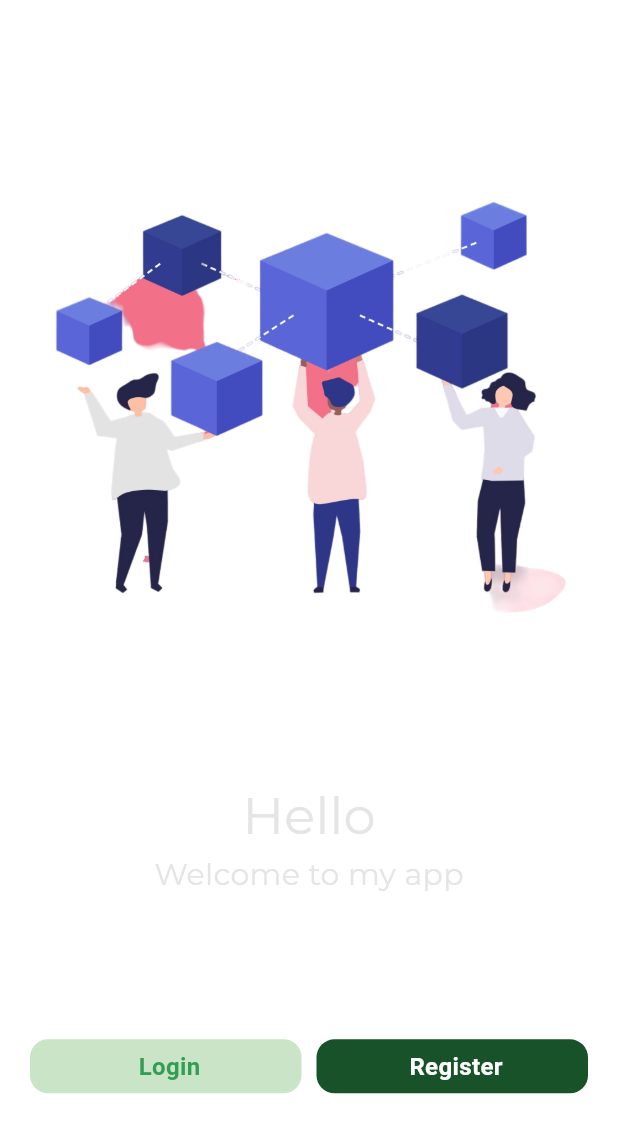
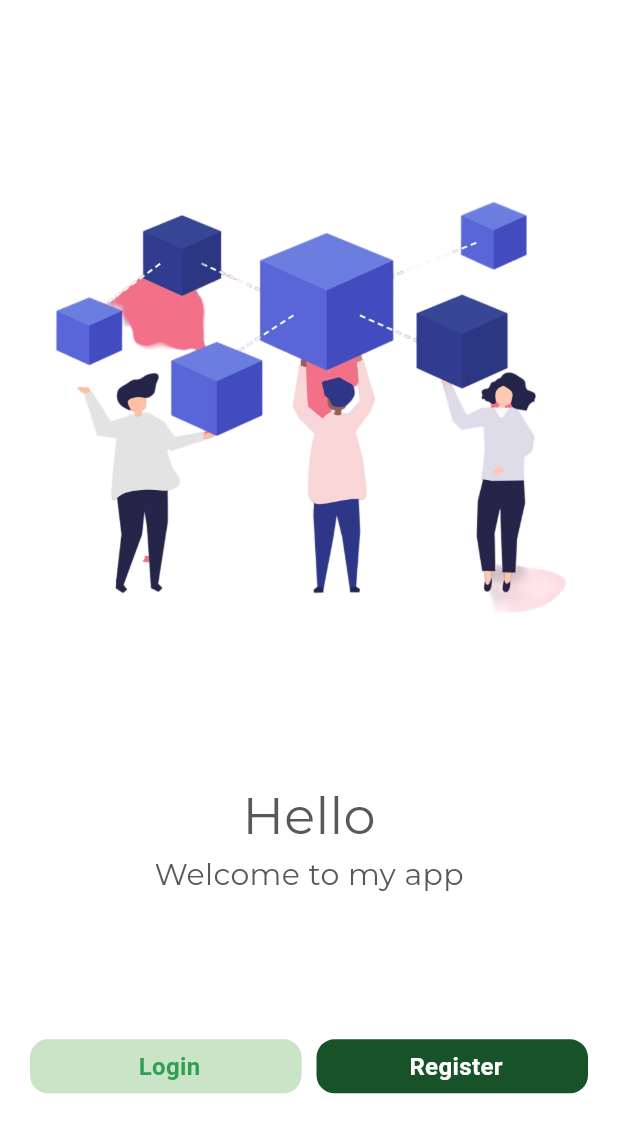
Before and after one commit to doublecreamchezeee/flutter-app, a Flutter app: the screen it shows after launch, on a phone screen of 412 x 824 dp. Shown: the top 1133 px of the screen. Run offline on Flutter 3.47's test engine with Material 3 defaults, Android fonts, the phone set to English and light mode, and no system bars; our stand-ins replace firebase_auth, firebase_core, flutter_otp_text_field, font_awesome_flutter, get, google_fonts and 2 more; accounts and stored records are empty.

Commit message:
done home screen

```diff
--- a/lib/utils/styles/box_text.dart
+++ b/lib/utils/styles/box_text.dart
@@ -10,49 +10,49 @@ class BoxText extends StatelessWidget {
   const BoxText.headingLarge(
     this.text, {
     super.key,
-    this.color = const Color.fromARGB(225, 225, 225,225),
+    this.color = AppColor.textDefaultColor,
   }) : style = AppText.headingLargeStyle;
 
   const BoxText.headingMedium(
     this.text, {
     super.key,
-    this.color = const Color.fromARGB(225, 225, 225,225),
+    this.color = AppColor.textDefaultColor,
   }) : style = AppText.headingMediumStyle;
 
   const BoxText.headingSmall(
     this.text, {
     super.key,
-    this.color = const Color.fromARGB(225, 225, 225,225),
+    this.color = AppColor.textDefaultColor,
   }) : style = AppText.headingSmallStyle;
 
   const BoxText.headline(
     this.text, {
     super.key,
-    this.color = const Color.fromARGB(225, 225, 225,225),
+    this.color = AppColor.textDefaultColor,
   }) : style = AppText.headlineStyle;
 
   const BoxText.subheading(
     this.text, {
     super.key,
-    this.color = const Color.fromARGB(225, 225, 225,225),
+    this.color = AppColor.textDefaultColor,
   }) : style = AppText.subheadingStyle;
 
   const BoxText.caption(
     this.text, {
     super.key,
-    this.color = const Color.fromARGB(225, 225, 225,225),
+    this.color = AppColor.textDefaultColor,
   }) : style = AppText.captionStyle;
 
   const BoxText.buttonText(
     this.text, {
     super.key,
-    this.color = const Color.fromARGB(225, 225, 225,225),
+    this.color = AppColor.textDefaultColor,
   }) : style = AppText.buttonStyle;
 
   const BoxText.body(
     this.text, {
     super.key,
-    this.color = const Color.fromARGB(225, 225, 225,225),
+    this.color = AppColor.textDefaultColor,
   }) : style = AppText.bodyStyle;
 
   @override
--- a/lib/utils/theme/theme.dart
+++ b/lib/utils/theme/theme.dart
@@ -10,15 +10,8 @@ class AppTheme {
   );
 
     // Linear gradient cho nền tối
-  static const Gradient darkBackgroundGradient = LinearGradient(
-    colors: [Color(0xFF303F9F), Color(0xFF1A237E)], // Tông màu tối
-    begin: Alignment.topLeft,
-    end: Alignment.bottomRight,
-  );
 
   static const Color lightTextColor = Color.fromARGB(255, 116, 179, 74);
-  static const Color darkBackgroundColor = Colors.black;
-  static const Color darkTextColor = Colors.purpleAccent;
 
   // this one effect to text color
   static const Color seedColor = Color.fromARGB(255, 36, 141, 62);
@@ -79,61 +72,6 @@ class AppTheme {
       textTheme: ButtonTextTheme.primary,
     ),
   );
-
-  static ThemeData darkTheme = ThemeData(
-    colorScheme: ColorScheme.fromSeed(seedColor: seedColor).copyWith(
-      brightness: Brightness.dark,
-    ),
-    useMaterial3: true,
-    scaffoldBackgroundColor: darkBackgroundColor,
-    textTheme: const TextTheme(
-      headlineLarge: TextStyle(
-        fontSize: 32.0,
-        fontWeight: FontWeight.bold,
-        fontStyle: FontStyle.italic,
-        color: darkTextColor,
-      ),
-      headlineMedium: TextStyle(
-        fontSize: 26.0,
-        fontWeight: FontWeight.bold,
-        fontStyle: FontStyle.italic,
-        color: darkTextColor,
-      ),
-      headlineSmall: TextStyle(
-        fontSize: 20.0,
-        fontWeight: FontWeight.bold,
-        fontStyle: FontStyle.italic,
-        color: darkTextColor,
-      ),
-      titleLarge: TextStyle(
-        fontSize: 14.0,
-        fontWeight: FontWeight.bold,
-        fontStyle: FontStyle.italic,
-        color: darkTextColor,
-      ),
-      bodyLarge: TextStyle(
-        fontSize: 12.0,
-        color: darkTextColor,
-      ),
-      bodyMedium: TextStyle(
-        fontSize: 10.0,
-        color: darkTextColor,
-      ),
-    ),
-    appBarTheme: const AppBarTheme(
-      backgroundColor: darkBackgroundColor,
-      foregroundColor: darkTextColor,
-      titleTextStyle: TextStyle(
-        fontSize: 20.0,
-        fontWeight: FontWeight.bold,
-        color: darkTextColor,
-      ),
-    ),
-    buttonTheme: const ButtonThemeData(
-      buttonColor: darkTextColor,
-      textTheme: ButtonTextTheme.primary,
-    ),
-  );
 }
 
 class AppText{
@@ -174,12 +112,13 @@ class AppText{
 class AppColor{
   // primary color
   static const Color primaryColorLight = Color.fromARGB(255, 145, 226, 97);
-  static const Color primaryColorDark = Color.fromARGB(255, 190, 162, 82);
+  static const Color primaryColorDark = Color.fromARGB(255, 110, 110, 110);
 
   // text color
   static const Color textColorLight = Color.fromARGB(255, 255, 255, 255);
   static const Color textOutlineColorLight = Color.fromARGB(255, 50, 158, 83);
-
+  static const Color textDefaultColor = Color.fromARGB(255, 88, 88, 88);
+  static const Color textCardHomeBarColor = Color.fromARGB(255, 207, 207, 207);
 
   // button color
   static const Color buttonOutlineLight = Color.fromARGB(255, 201, 228, 198);
```
Also changed, not shown: lib/features/core/screens/home/home_body.dart (+144 -147 lines).
